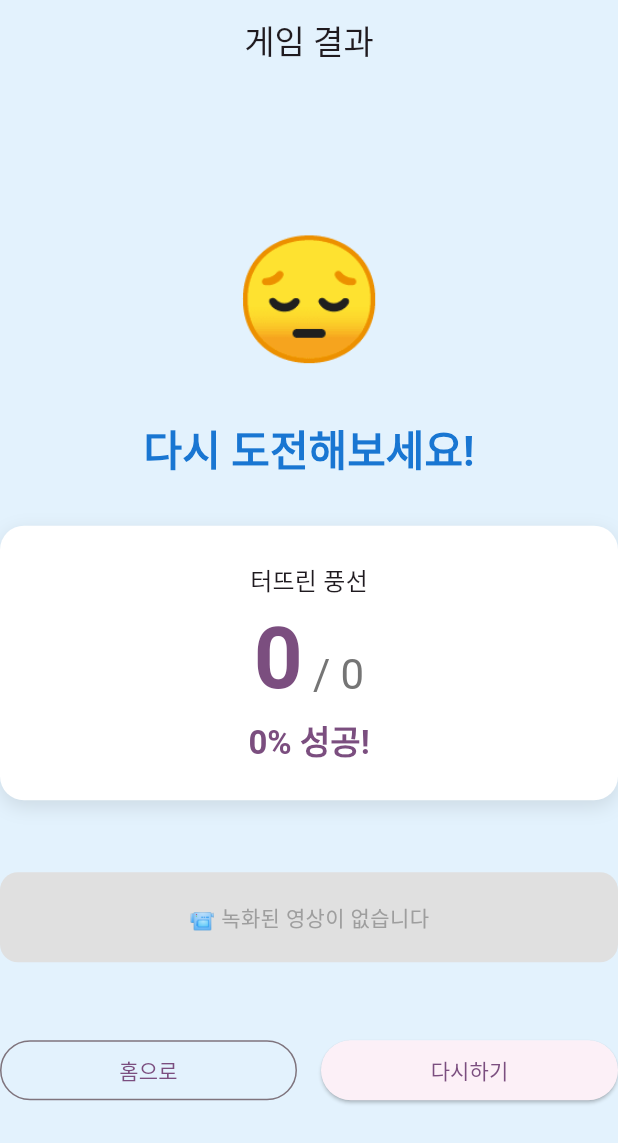
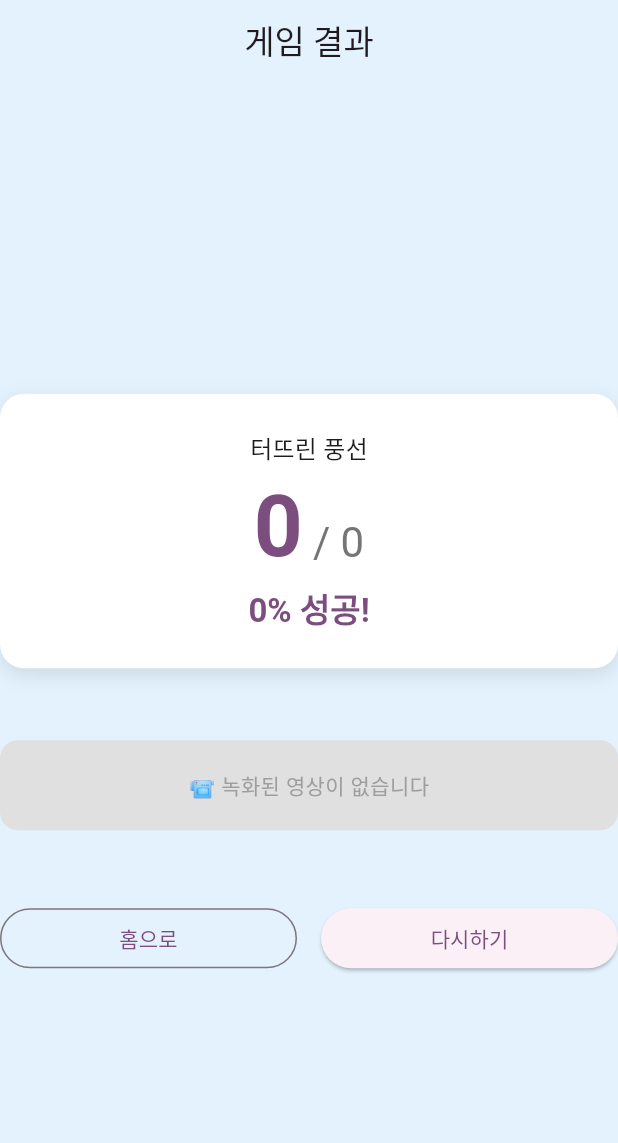
Before and after one commit to mingyuShim94/filter_play, a Flutter app: the ResultScreen screen opened directly with empty values, on a phone screen of 412 x 824 dp. Shown: the top 1143 px of the screen. Run offline on Flutter 3.47's test engine with Material 3 defaults, Android fonts, the phone set to English and light mode, and no system bars; our stand-ins replace camera, dio, flutter_riverpod, permission_handler, shared_preferences, video_player; missing offline and left inert: ffmpeg_kit_flutter_new, flutter_screen_recording, gal, google_mlkit_face_detection, record; accounts and stored records are empty; network calls fail.

Commit message:
게임 ui 제거

```diff
--- a/lib/screens/result_screen.dart
+++ b/lib/screens/result_screen.dart
@@ -33,7 +33,6 @@ class ResultScreen extends ConsumerWidget {
     final percentage =
         totalBalloons > 0 ? (score / totalBalloons * 100).round() : 0;
     final isExcellent = percentage >= 80;
-    final isGood = percentage >= 60;
 
     // 동영상 전용 모드인지 확인
     final isVideoOnlyMode =
@@ -99,34 +98,6 @@ class ResultScreen extends ConsumerWidget {
                     mainAxisAlignment: MainAxisAlignment.center,
                     children: [
                       // 게임 결과 모드
-
-                      Text(
-                        isExcellent
-                            ? '🎉'
-                            : isGood
-                                ? '😊'
-                                : '😔',
-                        style: const TextStyle(fontSize: 80),
-                      ),
-
-                      const SizedBox(height: 24),
-
-                      Text(
-                        isExcellent
-                            ? '완벽해요!'
-                            : isGood
-                                ? '잘했어요!'
-                                : '다시 도전해보세요!',
-                        style: Theme.of(context)
-                            .textTheme
-                            .headlineMedium
-                            ?.copyWith(
-                              fontWeight: FontWeight.bold,
-                              color: isExcellent
-                                  ? Colors.amber[700]
-                                  : Colors.blue[700],
-                            ),
-                      ),
                       const SizedBox(height: 32),
 
                       Container(
```
